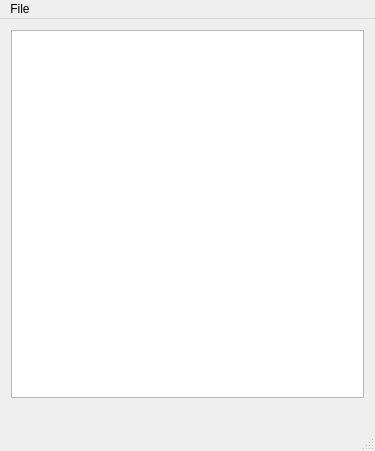
Above: mainwindow.ui from ohyeah521/shadowblade-master-qt before the change. Below: the same form after it.
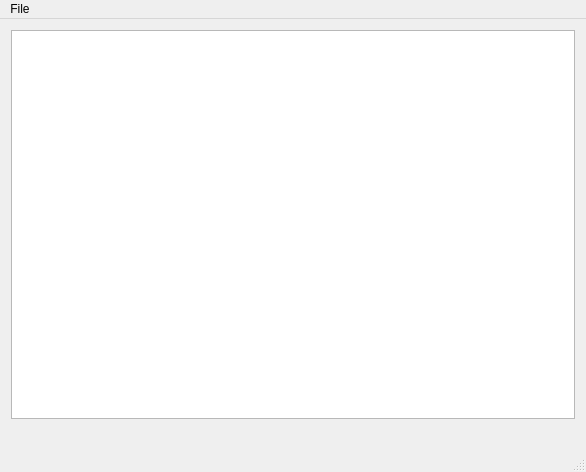
That is the form after the change.

```diff
--- a/mainwindow.ui
+++ b/mainwindow.ui
@@ -6,8 +6,8 @@
    <rect>
     <x>0</x>
     <y>0</y>
-    <width>375</width>
-    <height>451</height>
+    <width>586</width>
+    <height>472</height>
    </rect>
   </property>
   <property name="windowTitle">
@@ -57,7 +57,7 @@
     <rect>
      <x>0</x>
      <y>0</y>
-     <width>375</width>
+     <width>586</width>
      <height>23</height>
     </rect>
    </property>
```
